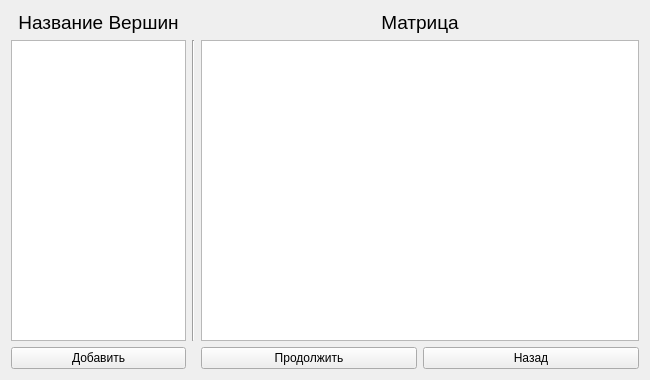
This is matrixwindow.ui in Laitielly/BiblioGraph as Qt 5 draws it before an edit. The edited form follows.
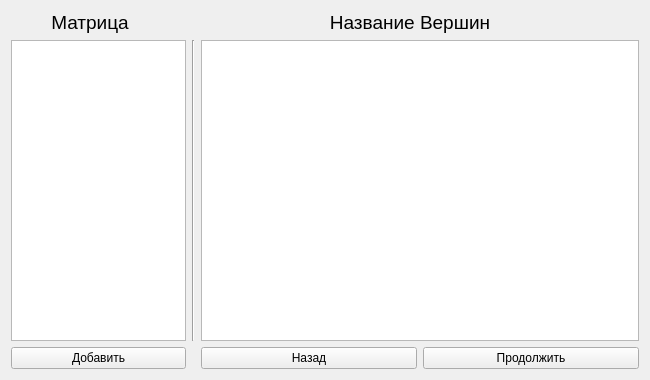
This is the edited form. Icons and pictures are not drawn.

```diff
--- a/matrixwindow.ui
+++ b/matrixwindow.ui
@@ -18,22 +18,8 @@
     <normaloff>:/resourses/graph.png</normaloff>:/resourses/graph.png</iconset>
   </property>
   <layout class="QGridLayout" name="gridLayout">
-   <item row="2" column="0">
-    <widget class="QPushButton" name="enter">
-     <property name="text">
-      <string>Добавить</string>
-     </property>
-    </widget>
-   </item>
-   <item row="2" column="2">
+   <item row="3" column="2">
     <layout class="QHBoxLayout" name="horizontalLayout">
-     <item>
-      <widget class="QPushButton" name="check_table">
-       <property name="text">
-        <string>Продолжить</string>
-       </property>
-      </widget>
-     </item>
      <item>
       <widget class="QPushButton" name="matrix_step_botom">
        <property name="text">
@@ -41,31 +27,16 @@
        </property>
       </widget>
      </item>
+     <item>
+      <widget class="QPushButton" name="check_table">
+       <property name="text">
+        <string>Продолжить</string>
+       </property>
+      </widget>
+     </item>
     </layout>
    </item>
-   <item row="1" column="1">
-    <widget class="Line" name="line">
-     <property name="orientation">
-      <enum>Qt::Vertical</enum>
-     </property>
-    </widget>
-   </item>
-   <item row="0" column="2">
-    <widget class="QLabel" name="label_2">
-     <property name="font">
-      <font>
-       <pointsize>14</pointsize>
-      </font>
-     </property>
-     <property name="text">
-      <string>Матрица</string>
-     </property>
-     <property name="alignment">
-      <set>Qt::AlignCenter</set>
-     </property>
-    </widget>
-   </item>
-   <item row="1" column="2">
+   <item row="2" column="2">
     <widget class="QTableWidget" name="tableWidget">
      <property name="sizePolicy">
       <sizepolicy hsizetype="Expanding" vsizetype="Expanding">
@@ -81,22 +52,14 @@
      </property>
     </widget>
    </item>
-   <item row="0" column="0">
-    <widget class="QLabel" name="label">
-     <property name="font">
-      <font>
-       <pointsize>14</pointsize>
-      </font>
-     </property>
+   <item row="3" column="0">
+    <widget class="QPushButton" name="enter">
      <property name="text">
-      <string>Название Вершин</string>
-     </property>
-     <property name="alignment">
-      <set>Qt::AlignCenter</set>
+      <string>Добавить</string>
      </property>
     </widget>
    </item>
-   <item row="1" column="0">
+   <item row="2" column="0">
     <widget class="QTableWidget" name="Table_names">
      <property name="sizePolicy">
       <sizepolicy hsizetype="Expanding" vsizetype="Expanding">
@@ -106,6 +69,98 @@
      </property>
     </widget>
    </item>
+   <item row="2" column="1">
+    <widget class="Line" name="line">
+     <property name="orientation">
+      <enum>Qt::Vertical</enum>
+     </property>
+    </widget>
+   </item>
+   <item row="0" column="0" colspan="3">
+    <layout class="QHBoxLayout" name="horizontalLayout_2">
+     <item>
+      <spacer name="horizontalSpacer">
+       <property name="orientation">
+        <enum>Qt::Horizontal</enum>
+       </property>
+       <property name="sizeHint" stdset="0">
+        <size>
+         <width>40</width>
+         <height>20</height>
+        </size>
+       </property>
+      </spacer>
+     </item>
+     <item>
+      <widget class="QLabel" name="label_2">
+       <property name="sizePolicy">
+        <sizepolicy hsizetype="Preferred" vsizetype="Preferred">
+         <horstretch>0</horstretch>
+         <verstretch>0</verstretch>
+        </sizepolicy>
+       </property>
+       <property name="font">
+        <font>
+         <pointsize>14</pointsize>
+        </font>
+       </property>
+       <property name="text">
+        <string>Матрица</string>
+       </property>
+       <property name="alignment">
+        <set>Qt::AlignCenter</set>
+       </property>
+      </widget>
+     </item>
+     <item>
+      <widget class="QPushButton" name="pushButton">
+       <property name="sizePolicy">
+        <sizepolicy hsizetype="Fixed" vsizetype="Fixed">
+         <horstretch>0</horstretch>
+         <verstretch>5</verstretch>
+        </sizepolicy>
+       </property>
+       <property name="text">
+        <string/>
+       </property>
+       <property name="icon">
+        <iconset resource="resources.qrc">
+         <normaloff>:/resourses/faq_question_support_icon_153995.png</normaloff>:/resourses/faq_question_support_icon_153995.png</iconset>
+       </property>
+       <property name="iconSize">
+        <size>
+         <width>32</width>
+         <height>32</height>
+        </size>
+       </property>
+       <property name="flat">
+        <bool>true</bool>
+       </property>
+      </widget>
+     </item>
+     <item>
+      <widget class="QLabel" name="label">
+       <property name="sizePolicy">
+        <sizepolicy hsizetype="Preferred" vsizetype="Preferred">
+         <horstretch>10</horstretch>
+         <verstretch>0</verstretch>
+        </sizepolicy>
+       </property>
+       <property name="font">
+        <font>
+         <pointsize>14</pointsize>
+        </font>
+       </property>
+       <property name="text">
+        <string>Название Вершин</string>
+       </property>
+       <property name="alignment">
+        <set>Qt::AlignCenter</set>
+       </property>
+      </widget>
+     </item>
+    </layout>
+   </item>
   </layout>
  </widget>
  <tabstops>
```
Left out of the diff: 1 changed line with no effect on the pictures.
